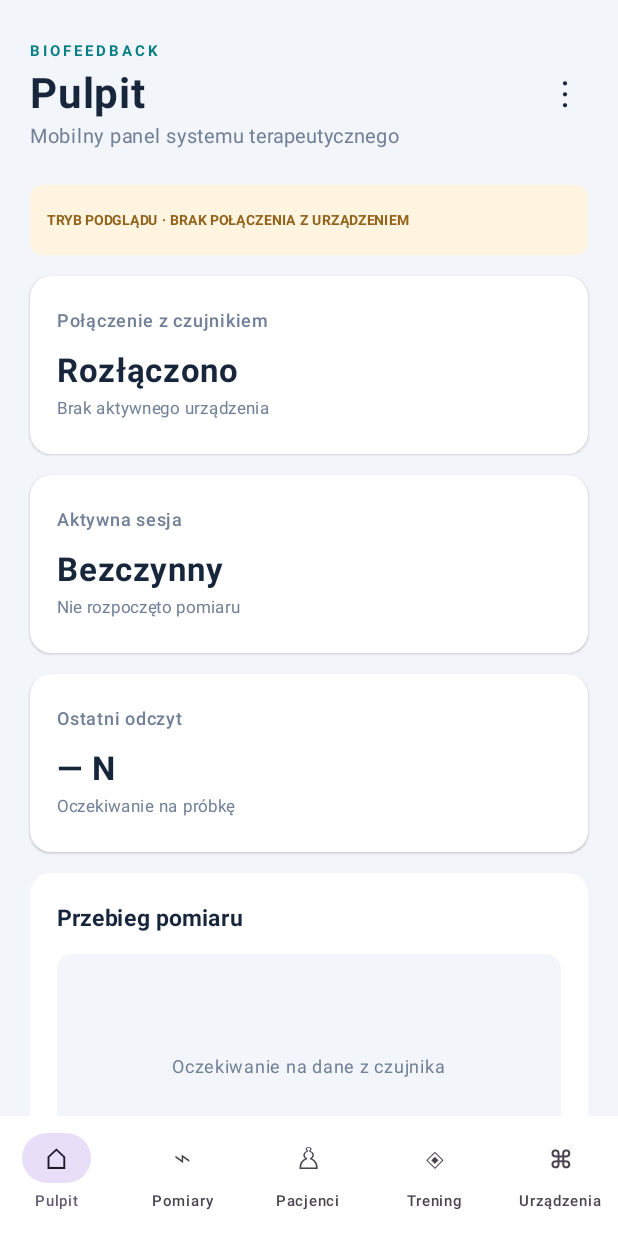
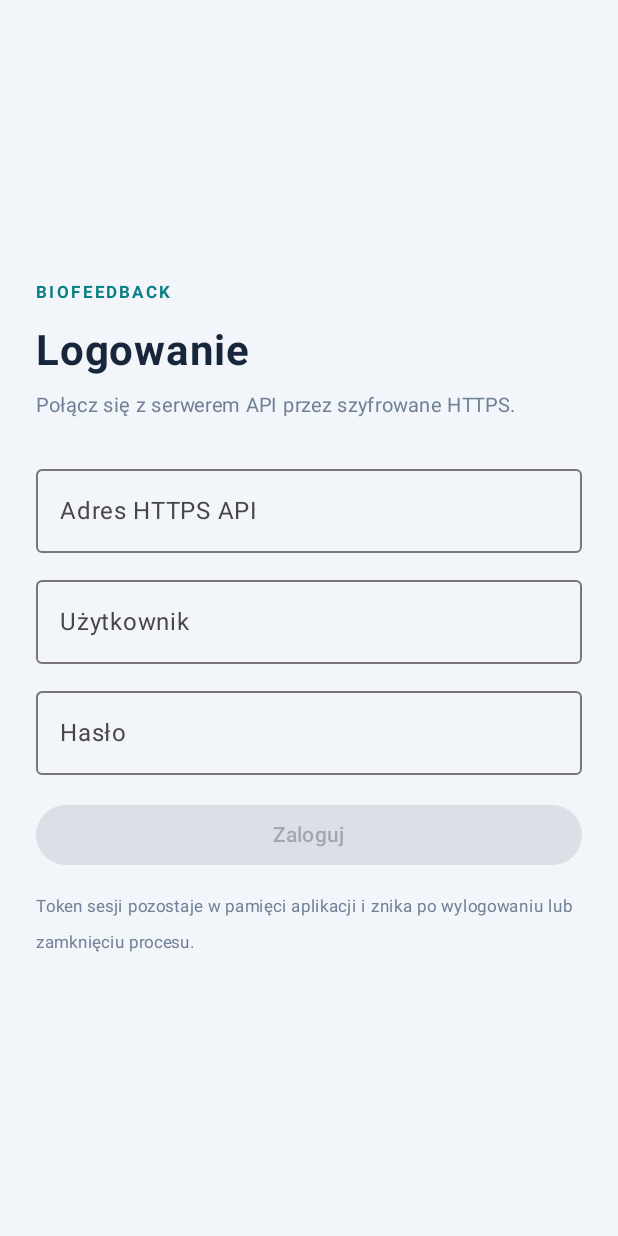
Before and after one commit to bartoszruta26-droid/biofeedback, an Android app built with Jetpack Compose: the screen it shows after launch (MainActivity), on a phone screen of 412 x 824 dp. Run offline under Robolectric (Android 15) with nearby library versions, the light colour scheme and no system bars.

Commit message:
Gate Android UI behind HTTPS API authentication

```diff
--- a/platforms/android/app/src/main/java/pl/biofeedback/app/MainActivity.kt
+++ b/platforms/android/app/src/main/java/pl/biofeedback/app/MainActivity.kt
@@ -16,6 +16,9 @@ import androidx.compose.foundation.shape.RoundedCornerShape
 import androidx.compose.foundation.lazy.LazyColumn
 import androidx.compose.material3.Card
 import androidx.compose.material3.CardDefaults
+import androidx.compose.material3.Button
+import androidx.compose.material3.OutlinedTextField
+import androidx.compose.material3.CircularProgressIndicator
 import androidx.compose.material3.DropdownMenu
 import androidx.compose.material3.DropdownMenuItem
 import androidx.compose.material3.MaterialTheme
@@ -31,6 +34,10 @@ import androidx.compose.runtime.mutableIntStateOf
 import androidx.compose.runtime.mutableStateOf
 import androidx.compose.runtime.remember
 import androidx.compose.runtime.setValue
+import androidx.compose.runtime.rememberCoroutineScope
+import kotlinx.coroutines.Dispatchers
+import kotlinx.coroutines.launch
+import kotlinx.coroutines.withContext
 import androidx.compose.foundation.clickable
 import androidx.compose.foundation.layout.Row
 import androidx.compose.ui.Alignment
@@ -66,6 +73,52 @@ private val sections = listOf(
 
 @Composable
 private fun BiofeedbackApp() {
+    var apiEndpoint by remember { mutableStateOf("") }
+    var loginUsername by remember { mutableStateOf("") }
+    var loginPassword by remember { mutableStateOf("") }
+    var loginError by remember { mutableStateOf("") }
+    var isLoggingIn by remember { mutableStateOf(false) }
+    var authenticatedUser by remember { mutableStateOf<String?>(null) }
+    var apiClient by remember { mutableStateOf<ApiClient?>(null) }
+    val coroutineScope = rememberCoroutineScope()
+
+    if (authenticatedUser == null) {
+        LoginScreen(
+            endpoint = apiEndpoint,
+            onEndpointChange = { apiEndpoint = it },
+            username = loginUsername,
+            onUsernameChange = { loginUsername = it },
+            password = loginPassword,
+            onPasswordChange = { loginPassword = it },
+            error = loginError,
+            loading = isLoggingIn,
+            onLogin = {
+                isLoggingIn = true
+                loginError = ""
+                coroutineScope.launch {
+                    try {
+                        val result = withContext(Dispatchers.IO) {
+                            val client = ApiClient(apiEndpoint.trim())
+                            client.login(loginUsername.trim(), loginPassword)
+                            val user = client.currentUser()
+                            client to user
+                        }
+                        apiClient = result.first
+                        authenticatedUser = result.second.optString("username") +
+                            " · " + result.second.optString("role")
+                        loginPassword = ""
+                    } catch (error: Exception) {
+                        loginError = error.message ?: "Logowanie nie powiodło się."
+                        loginPassword = ""
+                    } finally {
+                        isLoggingIn = false
+                    }
+                }
+            }
+        )
+        return
+    }
+
     var selected by remember { mutableIntStateOf(0) }
     var moreMenuExpanded by remember { mutableStateOf(false) }
     Scaffold(
@@ -103,7 +156,7 @@ private fun BiofeedbackApp() {
                             },
                             color = Navy, fontSize = 28.sp, fontWeight = FontWeight.Bold
                         )
-                        Text("Mobilny panel systemu terapeutycznego", color = Muted, fontSize = 13.sp)
+                        Text(authenticatedUser ?: "Sesja API aktywna", color = Muted, fontSize = 12.sp)
                     }
                     Box {
                         Text("⋮", modifier = Modifier.clickable { moreMenuExpanded = true }.padding(12.dp), color = Navy, fontSize = 24.sp)
@@ -115,6 +168,17 @@ private fun BiofeedbackApp() {
                             DropdownMenuItem(text = { Text("Ustawienia") }, onClick = {
                                 selected = 6
                                 moreMenuExpanded = false
+                            })
+                            DropdownMenuItem(text = { Text("Wyloguj") }, onClick = {
+                                moreMenuExpanded = false
+                                coroutineScope.launch {
+                                    withContext(Dispatchers.IO) {
+                                        try { apiClient?.logout() } catch (_: Exception) { }
+                                    }
+                                    apiClient = null
+                                    authenticatedUser = null
+                                    selected = 0
+                                }
                             })
                         }
                     }
@@ -145,6 +209,70 @@ private fun BiofeedbackApp() {
             }
             item { Spacer(Modifier.height(8.dp)) }
         }
+    }
+}
+
+@Composable
+private fun LoginScreen(
+    endpoint: String,
+    onEndpointChange: (String) -> Unit,
+    username: String,
+    onUsernameChange: (String) -> Unit,
+    password: String,
+    onPasswordChange: (String) -> Unit,
+    error: String,
+    loading: Boolean,
+    onLogin: () -> Unit
+) {
+    Column(
+        modifier = Modifier.fillMaxSize().background(Canvas).padding(24.dp),
+        verticalArrangement = Arrangement.Center
+    ) {
+        Text("BIOFEEDBACK", color = Teal, fontSize = 11.sp, fontWeight = FontWeight.Bold, letterSpacing = 2.sp)
+        Spacer(Modifier.height(10.dp))
+        Text("Logowanie", color = Navy, fontSize = 28.sp, fontWeight = FontWeight.Bold)
+        Spacer(Modifier.height(8.dp))
+        Text("Połącz się z serwerem API przez szyfrowane HTTPS.", color = Muted, fontSize = 13.sp)
+        Spacer(Modifier.height(22.dp))
+        OutlinedTextField(
+            value = endpoint,
+            onValueChange = onEndpointChange,
+            modifier = Modifier.fillMaxWidth(),
+            label = { Text("Adres HTTPS API") },
+            placeholder = { Text("https://serwer.example") },
+            singleLine = true
+        )
+        Spacer(Modifier.height(10.dp))
+        OutlinedTextField(
+            value = username,
+            onValueChange = onUsernameChange,
+            modifier = Modifier.fillMaxWidth(),
+            label = { Text("Użytkownik") },
+            singleLine = true
+        )
+        Spacer(Modifier.height(10.dp))
+        OutlinedTextField(
+            value = password,
+            onValueChange = onPasswordChange,
+            modifier = Modifier.fillMaxWidth(),
+            label = { Text("Hasło") },
+            singleLine = true
+        )
+        Spacer(Modifier.height(16.dp))
+        Button(
+            onClick = onLogin,
+            enabled = !loading && endpoint.startsWith("https://") && username.isNotBlank() && password.isNotEmpty(),
+            modifier = Modifier.fillMaxWidth()
+        ) {
+            if (loading) CircularProgressIndicator()
+            else Text("Zaloguj")
+        }
+        if (error.isNotBlank()) {
+            Spacer(Modifier.height(12.dp))
+            Text(error, color = Color(0xFFB42318), fontSize = 12.sp)
+        }
+        Spacer(Modifier.height(12.dp))
+        Text("Token sesji pozostaje w pamięci aplikacji i znika po wylogowaniu lub zamknięciu procesu.", color = Muted, fontSize = 11.sp)
     }
 }
 
```
